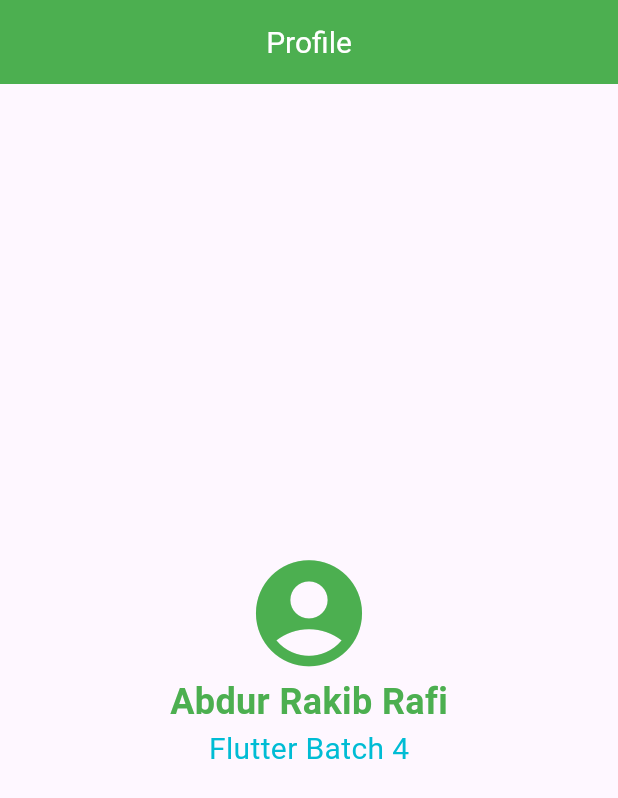
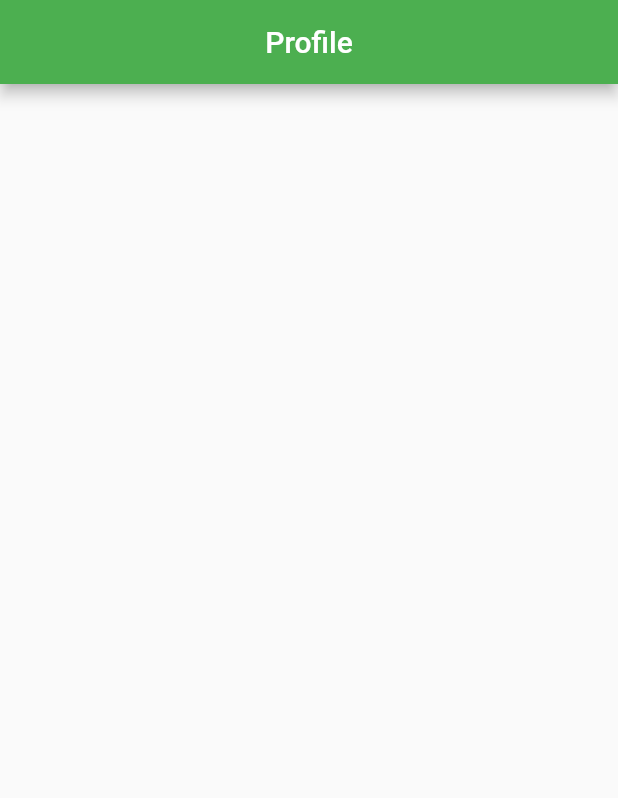
Before and after one commit to abdurrakibrafi/user_test, a Flutter app: the screen it shows after launch, on a phone screen of 412 x 824 dp. Shown: the top 798 px of the screen. Run offline on Flutter 3.47's test engine with Material 2 defaults, Android fonts, the light colour scheme and no system bars.

Commit message:
live test mod 6

```diff
--- a/lib/home_screen.dart
+++ b/lib/home_screen.dart
@@ -14,29 +14,6 @@ class HomeScreen extends StatelessWidget {
           style: TextStyle(color: Colors.white, fontSize: 20),
         ),
       ),
-      body: Center(
-        child: Column(
-          mainAxisAlignment: MainAxisAlignment.center,
-          children: [
-            Icon(
-              Icons.account_circle,
-              color: Colors.green,
-              size: 85,
-            ),
-            Text(
-              'Abdur Rakib Rafi',
-              style: TextStyle(
-                  fontWeight: FontWeight.bold,
-                  fontSize: 24,
-                  color: Colors.green),
-            ),
-            Text(
-              'Flutter Batch 4',
-              style: TextStyle(fontSize: 20, color: Colors.cyan),
-            )
-          ],
-        ),
-      ),
     );
   }
 }
--- a/lib/main.dart
+++ b/lib/main.dart
@@ -13,26 +13,7 @@ class MyApp extends StatelessWidget {
   Widget build(BuildContext context) {
     return MaterialApp(
       title: 'Flutter Demo',
-      theme: ThemeData(
-        // This is the theme of your application.
-        //
-        // TRY THIS: Try running your application with "flutter run". You'll see
-        // the application has a blue toolbar. Then, without quitting the app,
-        // try changing the seedColor in the colorScheme below to Colors.green
-        // and then invoke "hot reload" (save your changes or press the "hot
-        // reload" button in a Flutter-supported IDE, or press "r" if you used
-        // the command line to start the app).
-        //
-        // Notice that the counter didn't reset back to zero; the application
-        // state is not lost during the reload. To reset the state, use hot
-        // restart instead.
-        //
-        // This works for code too, not just values: Most code changes can be
-        // tested with just a hot reload.
-        colorScheme: ColorScheme.fromSeed(seedColor: Colors.deepPurple),
-        useMaterial3: true,
-      ),
-      home: const HomeScreen(),
+      home: HomeScreen(),
     );
   }
 }
```
